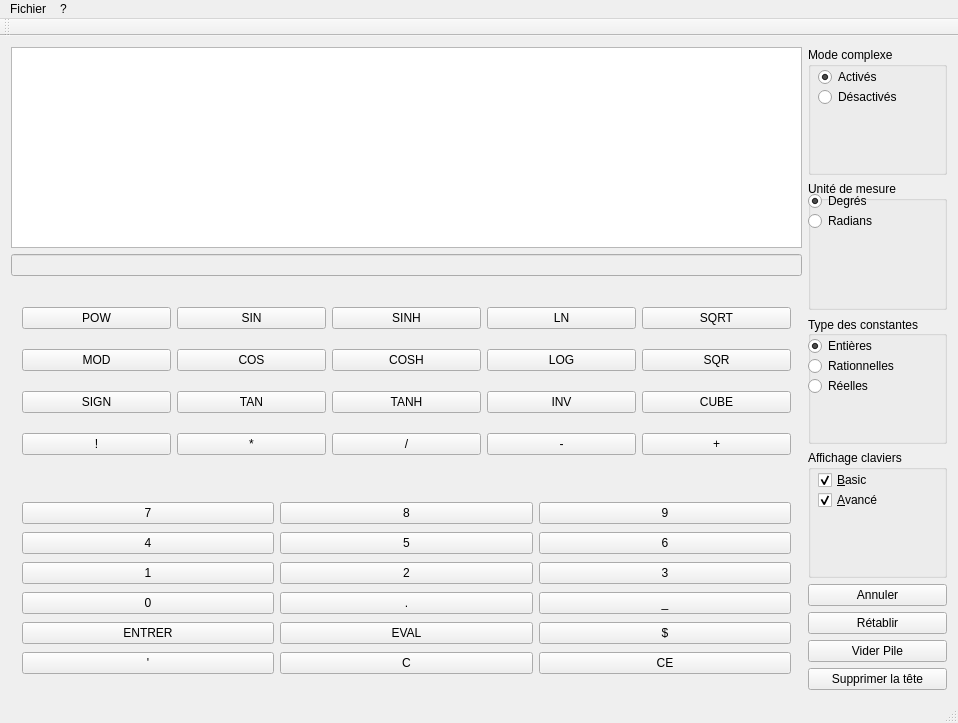
Qt form mainwindow.ui (yuntux/lo21-npi) before a commit.
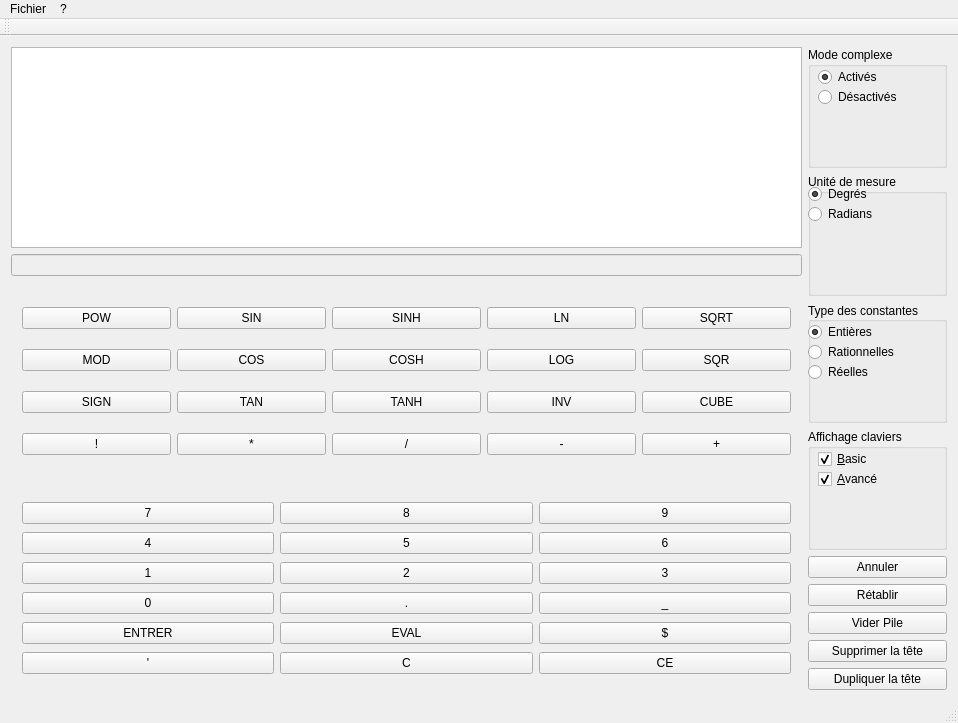
The same form after that commit.

What changed in the file:
```diff
--- a/mainwindow.ui
+++ b/mainwindow.ui
@@ -605,6 +605,13 @@
         </property>
        </widget>
       </item>
+      <item>
+       <widget class="QPushButton" name="dupliquer_tete_pile">
+        <property name="text">
+         <string>Dupliquer la tête</string>
+        </property>
+       </widget>
+      </item>
      </layout>
     </item>
    </layout>
```
Left out of the diff: 5 changed lines with no effect on the pictures.
